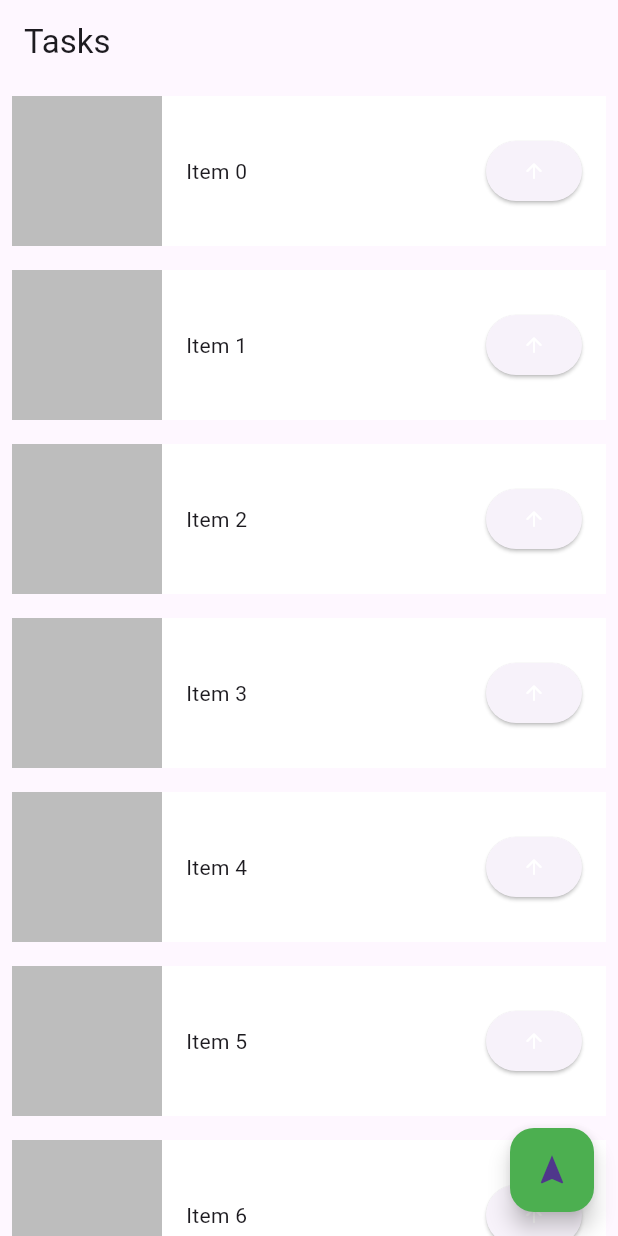
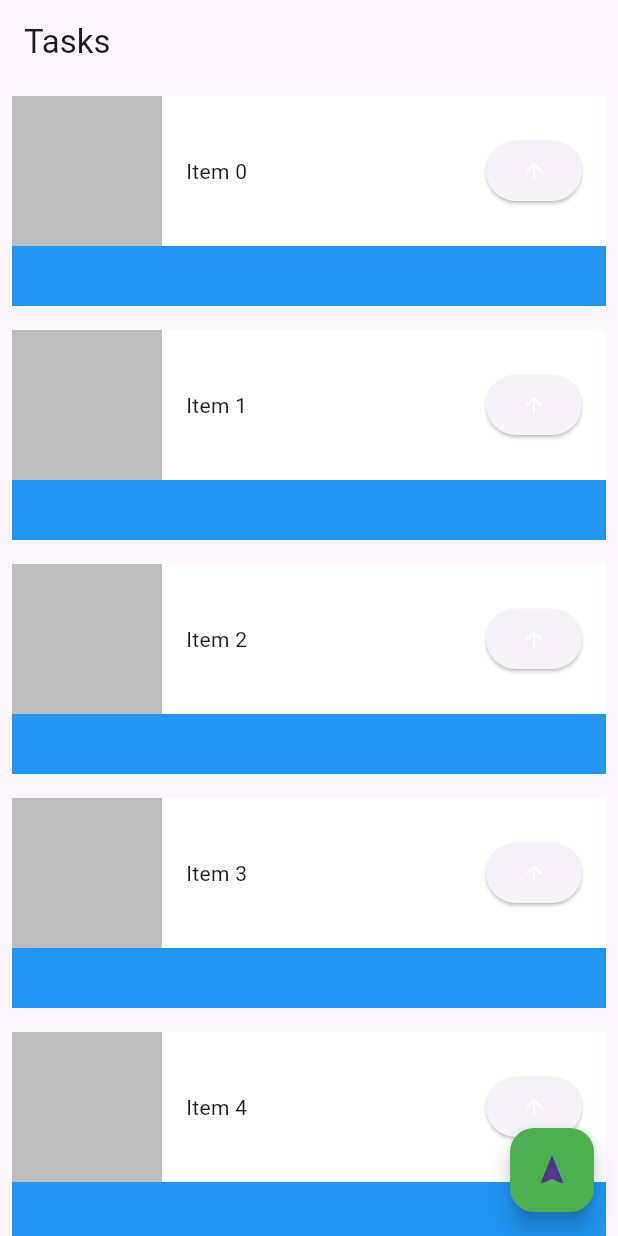
Before and after one commit to Andersonlimahw/flutter_widgets_sample, a Flutter app: the screen it shows after launch, on a phone screen of 412 x 824 dp. Run offline on Flutter 3.47's test engine with Material 3 defaults, Android fonts, the light colour scheme and no system bars; generated files the repository leaves out were written again.

Commit message:
💾 [checkpoint] ätualizando layout de TaskWidget

```diff
--- a/lib/src/home/home_view.dart
+++ b/lib/src/home/home_view.dart
@@ -25,6 +25,7 @@ class HomeView extends StatelessWidget {
         },
         backgroundColor: Colors.green,
         child: const Icon(Icons.navigation),
-        ));
+      ),
+    );
   }
 }
--- a/lib/src/home/widgets/card_widget.dart
+++ b/lib/src/home/widgets/card_widget.dart
@@ -13,12 +13,8 @@ class TaskWidget extends StatelessWidget {
   Widget build(BuildContext context) {
     return Container(
       padding: const EdgeInsets.all(8),
-      child: Stack(
+      child: Column(
         children: [
-          Container(
-            height: 100,
-            color: Colors.blue,
-          ),
           Container(
             color: Colors.white,
             height: 100,
@@ -53,6 +49,10 @@ class TaskWidget extends StatelessWidget {
               ],
             ),
           ),
+          Container(
+            height: 40,
+            color: Colors.blue,
+          ),
         ],
       ),
     );
--- a/lib/src/sample_feature/sample_item_details_view.dart
+++ b/lib/src/sample_feature/sample_item_details_view.dart
@@ -1,4 +1,3 @@
-import 'package:flutter/cupertino.dart';
 import 'package:flutter/material.dart';
 
 /// Displays detailed information about a SampleItem.
```
Lines whose indentation alone changed are shown as unchanged.
